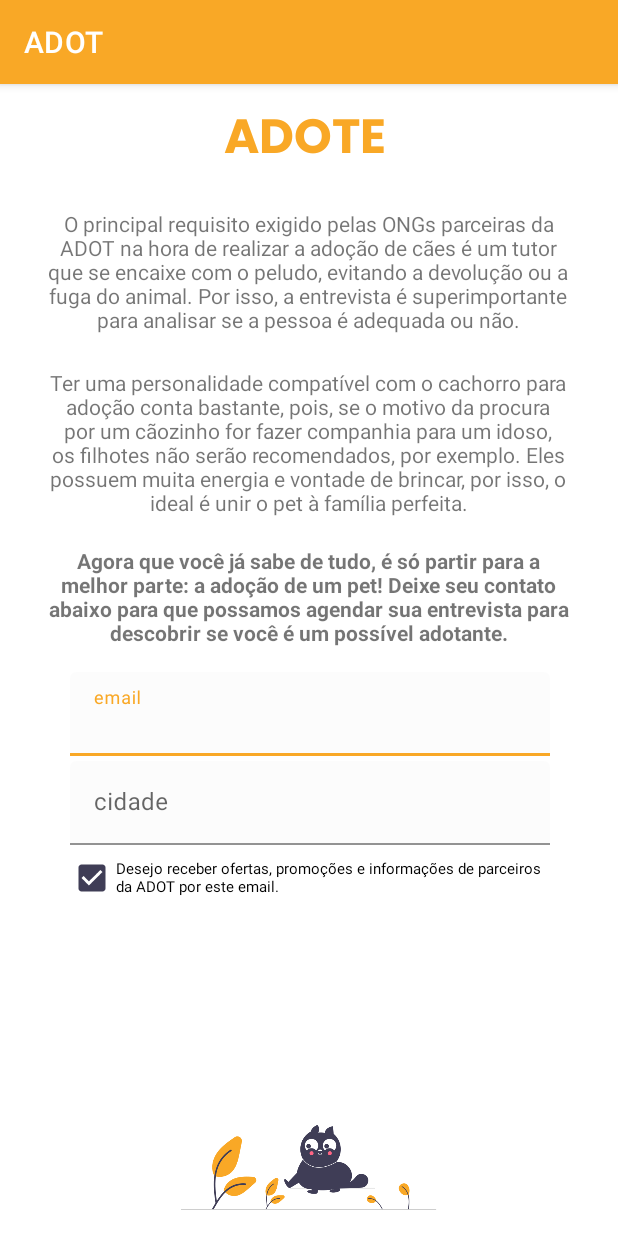
After one commit to analiviaexe/ADOT, an Android app: the Adote screen opened directly, with no data from a screen before it, on a phone screen of 412 x 824 dp. The commit adds this screen. Run offline under Robolectric (Android 15) with nearby library versions, the light colour scheme and no system bars; Roboto replaces fonts that are not available here.

Commit message:
finalizando projeto com 4 telas e validando campos

```diff
--- /dev/null
+++ b/app/src/main/java/com/ibm/appentrega/Adote.java
@@ -0,0 +1,40 @@
+package com.ibm.appentrega;
+
+import androidx.appcompat.app.AppCompatActivity;
+
+import android.content.Intent;
+import android.os.Bundle;
+import android.view.KeyEvent;
+import android.view.inputmethod.EditorInfo;
+import android.widget.EditText;
+import android.widget.TextView;
+import android.widget.Toast;
+
+public class Adote extends AppCompatActivity {
+
+    @Override
+    protected void onCreate(Bundle savedInstanceState) {
+        super.onCreate(savedInstanceState);
+        setContentView(R.layout.activity_adote);
+
+        EditText email = findViewById(R.id.form_email);
+        EditText cidade = findViewById(R.id.form_cidade);
+
+        cidade.setOnEditorActionListener(new EditText.OnEditorActionListener() {
+            @Override
+            public boolean onEditorAction(TextView view, int actionId, KeyEvent event) {
+                if(actionId == EditorInfo.IME_ACTION_DONE)
+                {
+                    String nome = cidade.getText().toString();
+                    if(cidade.length() == 0 || email.length() == 0){
+                        Toast.makeText(getApplicationContext(), "Por favor, preencha ambos os campos!", Toast.LENGTH_LONG).show();
+                    } else {
+                        Toast.makeText(getApplicationContext(), "Inscrição enviada!", Toast.LENGTH_LONG).show();
+                    }
+                }
+
+                return false;
+            }
+        });
+    }
+}
--- /dev/null
+++ b/app/src/main/res/layout/activity_adote.xml
@@ -0,0 +1,142 @@
+<?xml version="1.0" encoding="utf-8"?>
+<androidx.constraintlayout.widget.ConstraintLayout xmlns:android="http://schemas.android.com/apk/res/android"
+    xmlns:app="http://schemas.android.com/apk/res-auto"
+    xmlns:tools="http://schemas.android.com/tools"
+    android:layout_width="match_parent"
+    android:layout_height="match_parent"
+    tools:context=".Adote">
+
+
+    <TextView
+        android:id="@+id/textView3"
+        android:layout_width="113dp"
+        android:layout_height="45dp"
+        android:layout_marginTop="10dp"
+        android:fontFamily="@font/poppins_bold"
+        android:text="@string/bt_adote"
+        android:textAllCaps="true"
+        android:textColor="@color/principal"
+        android:textSize="32sp"
+        app:layout_constraintBottom_toBottomOf="parent"
+        app:layout_constraintEnd_toEndOf="parent"
+        app:layout_constraintStart_toStartOf="parent"
+        app:layout_constraintTop_toTopOf="parent"
+        app:layout_constraintVertical_bias="0.0" />
+
+    <TextView
+        android:id="@+id/textView4"
+        android:layout_width="352dp"
+        android:layout_height="89dp"
+        android:text="@string/req_adocao"
+        android:textAlignment="center"
+        app:layout_constraintBottom_toBottomOf="parent"
+        app:layout_constraintEnd_toEndOf="parent"
+        app:layout_constraintHorizontal_bias="0.491"
+        app:layout_constraintStart_toStartOf="parent"
+        app:layout_constraintTop_toTopOf="parent"
+        app:layout_constraintVertical_bias="0.123" />
+
+    <TextView
+        android:id="@+id/textView5"
+        android:layout_width="352dp"
+        android:layout_height="104dp"
+        android:text="@string/req_entrevista"
+        android:textAlignment="center"
+        app:layout_constraintBottom_toBottomOf="parent"
+        app:layout_constraintEnd_toEndOf="parent"
+        app:layout_constraintHorizontal_bias="0.491"
+        app:layout_constraintStart_toStartOf="parent"
+        app:layout_constraintTop_toBottomOf="@+id/textView4"
+        app:layout_constraintVertical_bias="0.034" />
+
+    <CheckBox
+        android:id="@+id/checkBox"
+        android:layout_width="320dp"
+        android:layout_height="33dp"
+        android:checked="true"
+        android:text="@string/checkbox_email"
+        android:textAlignment="textStart"
+        android:textSize="10sp"
+        app:layout_constraintBottom_toBottomOf="parent"
+        app:layout_constraintEnd_toEndOf="parent"
+        app:layout_constraintHorizontal_bias="0.494"
+        app:layout_constraintStart_toStartOf="parent"
+        app:layout_constraintTop_toBottomOf="@+id/textInputLayout"
+        app:layout_constraintVertical_bias="0.024" />
+
+    <com.google.android.material.textfield.TextInputLayout
+        android:id="@+id/textInputLayout2"
+        android:layout_width="wrap_content"
+        android:layout_height="wrap_content"
+        android:gravity="center"
+        app:layout_constraintBottom_toBottomOf="parent"
+        app:layout_constraintEnd_toEndOf="parent"
+        app:layout_constraintHorizontal_bias="0.505"
+        app:layout_constraintStart_toStartOf="parent"
+        app:layout_constraintTop_toBottomOf="@+id/textView6"
+        app:layout_constraintVertical_bias="0.033">
+
+        <com.google.android.material.textfield.TextInputEditText
+            android:id="@+id/form_email"
+            android:layout_width="320dp"
+            android:layout_height="wrap_content"
+            android:backgroundTint="@color/cardview_shadow_end_color"
+            android:fallbackLineSpacing="true"
+            android:gravity="center_vertical"
+            android:inputType="textEmailAddress"
+            android:hint="email"
+            android:maxLines="1" />
+    </com.google.android.material.textfield.TextInputLayout>
+
+    <com.google.android.material.textfield.TextInputLayout
+        android:id="@+id/textInputLayout"
+        android:layout_width="wrap_content"
+        android:layout_height="56dp"
+        android:gravity="center"
+        app:layout_constraintBottom_toBottomOf="parent"
+        app:layout_constraintEnd_toEndOf="parent"
+        app:layout_constraintHorizontal_bias="0.505"
+        app:layout_constraintStart_toStartOf="parent"
+        app:layout_constraintTop_toBottomOf="@+id/textInputLayout2"
+        app:layout_constraintVertical_bias="0.012">
+
+        <com.google.android.material.textfield.TextInputEditText
+            android:id="@+id/form_cidade"
+            android:layout_width="320dp"
+            android:maxLines="1"
+            android:inputType="textPersonName"
+            android:layout_height="wrap_content"
+            android:backgroundTint="@color/cardview_shadow_end_color"
+            android:gravity="center_vertical"
+            android:hint="cidade" />
+    </com.google.android.material.textfield.TextInputLayout>
+
+    <TextView
+        android:id="@+id/textView6"
+        android:layout_width="352dp"
+        android:layout_height="73dp"
+        android:layout_marginTop="3dp"
+        android:text="@string/req_entrevista2"
+        android:textAlignment="center"
+        android:textStyle="bold"
+        app:layout_constraintBottom_toBottomOf="parent"
+        app:layout_constraintEnd_toEndOf="parent"
+        app:layout_constraintHorizontal_bias="0.491"
+        app:layout_constraintStart_toStartOf="parent"
+        app:layout_constraintTop_toBottomOf="@+id/textView5"
+        app:layout_constraintVertical_bias="0.029" />
+
+    <ImageView
+        android:id="@+id/imageView6"
+        android:layout_width="351dp"
+        android:layout_height="91dp"
+        android:scaleType="centerInside"
+        app:layout_constraintBottom_toBottomOf="parent"
+        app:layout_constraintEnd_toEndOf="parent"
+        app:layout_constraintHorizontal_bias="0.492"
+        app:layout_constraintStart_toStartOf="parent"
+        app:layout_constraintTop_toTopOf="parent"
+        app:layout_constraintVertical_bias="1.0"
+        app:srcCompat="@drawable/undraw_playful_cat_re_ac9g" />
+
+</androidx.constraintlayout.widget.ConstraintLayout>
--- a/app/src/main/res/values/strings.xml
+++ b/app/src/main/res/values/strings.xml
@@ -9,4 +9,12 @@
     <string name="bt_apoie">Apoie</string>
     <string name="text_bemvindo">Bem vinda, Nome!</string>
     <string name="text_adocao">Adotar um pet é um ato de amor aos animais. Afinal, com a adoção de cães, você tira um bichinho da rua, além de oferecer espaço a outro peludo em ONGs.</string>
+    <string name="req_adocao">O principal requisito exigido pelas ONGs parceiras da ADOT na hora de realizar a adoção de cães é um tutor que se encaixe com o peludo, evitando a devolução ou a fuga do animal. Por isso, a entrevista é superimportante para analisar se a pessoa é adequada ou não.</string>
+    <string name="req_entrevista">Ter uma personalidade compatível com o cachorro para adoção conta bastante, pois, se o motivo da procura por um cãozinho for fazer companhia para um idoso, os filhotes não serão recomendados, por exemplo. Eles possuem muita energia e vontade de brincar, por isso, o ideal é unir o pet à família perfeita.</string>
+    <string name="req_entrevista2">Agora que você já sabe de tudo, é só partir para a melhor parte: a adoção de um pet! Deixe seu contato abaixo para que possamos agendar sua entrevista para descobrir se você é um possível adotante.</string>
+    <string name="checkbox_email">Desejo receber ofertas, promoções e informações de parceiros da ADOT por este email.</string>
+    <string name="titulo_apoie">Como posso ajudar?</string>
+    <string name="texto_apoie">"Por meio do programa ADOT, você pode ajudar ONGs e protetores a mudarem a realidade da proteção animal no Brasil. Com a sua doação, mais de 50 instituições parceiras já foram beneficiadas, fazendo a diferença na vida de milhares de cães e gatos que vivem em abrigos em nosso país.  "</string>
+    <string name="texto_apoie2">A cada R$ 250 em média, um cão ou gato é preparado para participar de um evento de adoção permanente. </string>
+    <string name="texto_apoie3">Outros modos de ajudar a causa são: \n - Doar itens nas ONGs(como alimentos e remédios) \n - Apadrinhar um pet \n - Oferecer um lar temporário \n - Ser voluntário nos eventos ou nos próprios abrigos das ONGs parceiras</string>
 </resources>
```
Also changed, not shown: app/src/main/AndroidManifest.xml (+10 -4 lines), app/src/main/java/com/ibm/appentrega/Apoie.java (added, +14 -0 lines), app/src/main/java/com/ibm/appentrega/Doe.java (deleted, +0 -21 lines), app/src/main/java/com/ibm/appentrega/Home.java (added, +40 -0 lines), app/src/main/java/com/ibm/appentrega/MainActivity.java (+15 -2 lines), app/src/main/res/layout/activity_apoie.xml (added, +91 -0 lines), app/src/main/res/layout/activity_home.xml (renamed from app/src/main/res/layout/activity_doe.xml, +5 -5 lines), app/src/main/res/drawable/frame1.png (deleted), app/src/main/res/drawable/undraw_game_day_ucx9.png (added), app/src/main/res/drawable/undraw_playful_cat_re_ac9g.png (added).
